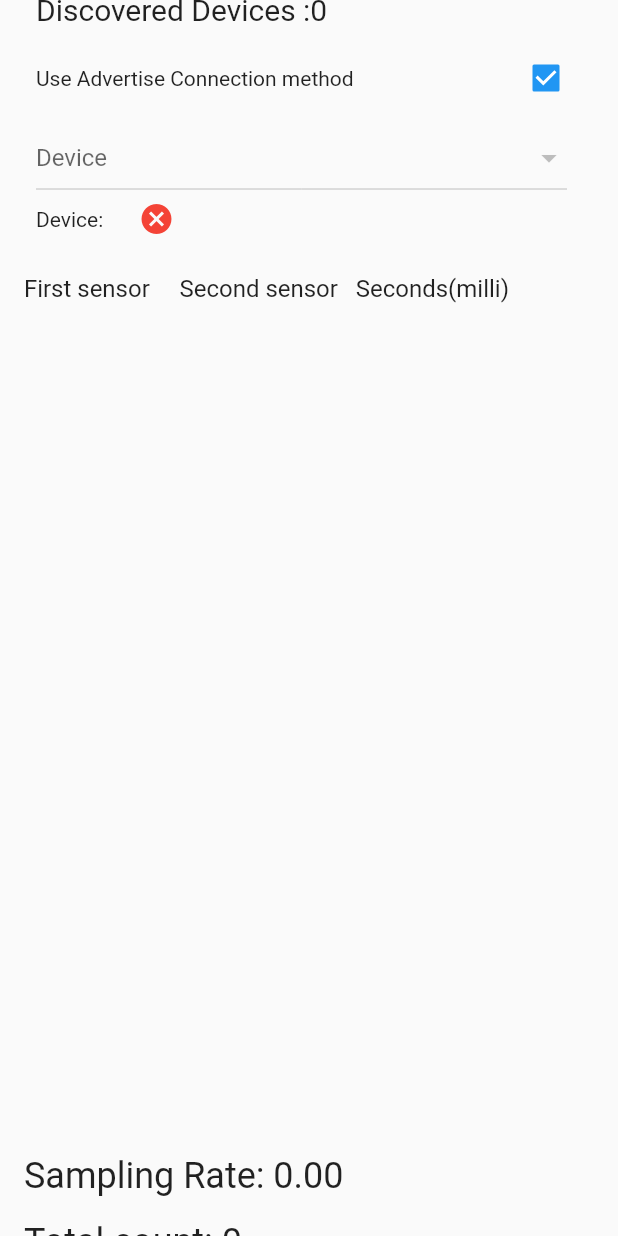
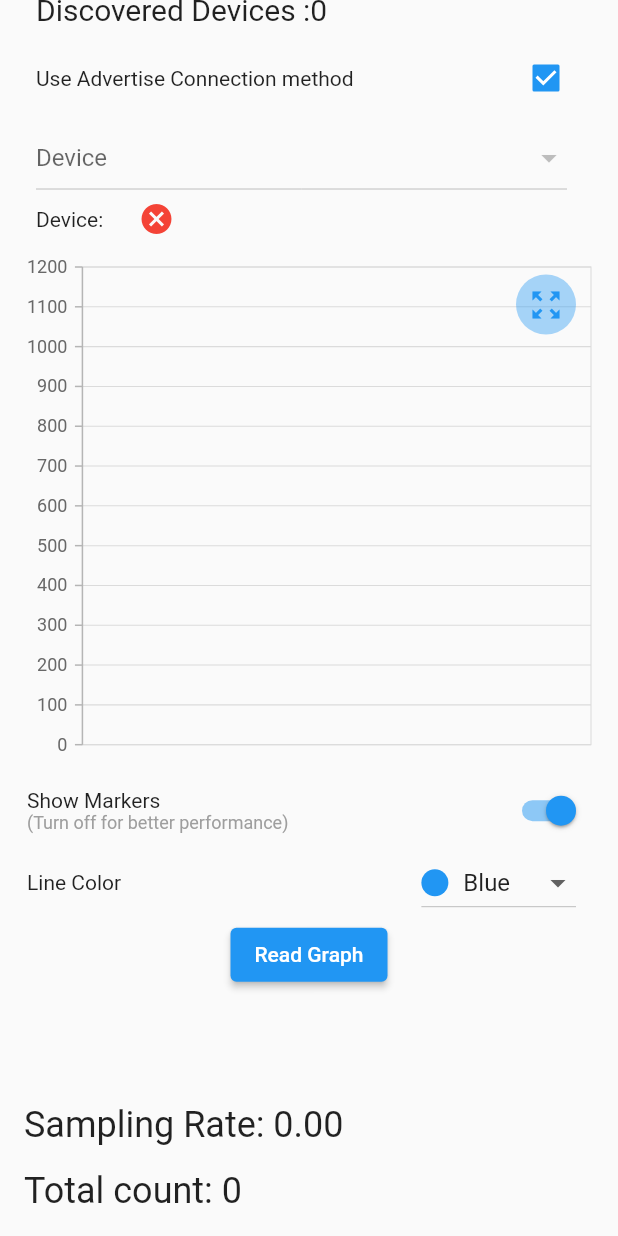
Before and after one commit to prathampatil933/bluetooth_ble, a Flutter app: the screen it shows after launch, scrolled down 71 dp, on a phone screen of 412 x 824 dp. Run offline on Flutter 3.47's test engine with Material 2 defaults, Android fonts, the phone set to English and light mode, and no system bars; our stand-ins replace flutter_blue_plus, permission_handler, syncfusion_flutter_charts.

Commit message:
Added Graph
Signed-off-by: Pratham Patil <pratham.patil@mitaoe.ac.in>

```diff
--- a/lib/main.dart
+++ b/lib/main.dart
@@ -1,5 +1,5 @@
 import 'package:bluetooth_ble/logic/provider/bluetooth_provider.dart';
-import 'package:bluetooth_ble/screens/homepage.dart';
+import 'package:bluetooth_ble/screens/home/homepage.dart';
 import 'package:flutter/material.dart';
 import 'package:provider/provider.dart';
 
--- /dev/null
+++ b/lib/model/datapoint.dart
@@ -0,0 +1,8 @@
+class DataPoint {
+  double xPoint;
+  double yPoint;
+  double yNewPoint;
+
+  DataPoint(
+      {required this.xPoint, required this.yPoint, required this.yNewPoint});
+}
--- /dev/null
+++ b/lib/screens/graph/graphwidget.dart
@@ -0,0 +1,409 @@
+import 'dart:async';
+import 'dart:convert';
+import 'dart:math';
+import 'dart:typed_data';
+
+import 'package:bluetooth_ble/logic/provider/bluetooth_provider.dart';
+import 'package:bluetooth_ble/model/datapoint.dart';
+import 'package:flutter/material.dart';
+import 'package:flutter/services.dart';
+import 'package:flutter_blue_plus/flutter_blue_plus.dart';
+import 'package:provider/provider.dart';
+import 'package:syncfusion_flutter_charts/charts.dart';
+
+class GraphWidget extends StatefulWidget {
+  const GraphWidget({
+    super.key,
+  });
+
+  @override
+  State<GraphWidget> createState() => _GraphWidgetState();
+}
+
+class _GraphWidgetState extends State<GraphWidget> {
+  StreamSubscription? streamSubscription;
+  ChartSeriesController? _chartSeriesController;
+  Color lineColor = Colors.blue;
+  GlobalKey chartKey = GlobalKey();
+  int count = 0;
+  Timer? timer;
+  bool showDataPoints = true;
+  bool isOn = false;
+  @override
+  void initState() {
+    super.initState();
+    initialize();
+  }
+
+  void initialize() {
+    // streamSubscription = Provider.of<BluetoothProvider>(context, listen: false)
+    //     .streamSubscription;
+    Provider.of<BluetoothProvider>(context, listen: false).clearValues();
+    // -------------------------------------------------
+    //  Experimental function to test
+    timer = Timer.periodic(const Duration(milliseconds: 500), (timer) {
+      // random number
+      int y = Random().nextInt(100);
+      updateChartData(DataPoint(
+          xPoint: count.toDouble(),
+          yPoint: y.toDouble(),
+          yNewPoint: (y + 100).toDouble()));
+    });
+  }
+
+  @override
+  void dispose() {
+    super.dispose();
+    streamSubscription?.cancel();
+    // BluetoothDataProvider.bluetoothDataProvider.clearDataPoints();
+    timer?.cancel();
+  }
+
+  void updateChartData(DataPoint dataPoint) {
+    Provider.of<BluetoothProvider>(context, listen: false)
+        .addDataPoint(dataPoint);
+    if (Provider.of<BluetoothProvider>(context, listen: false).values.length ==
+        100) {
+      Provider.of<BluetoothProvider>(context, listen: false).removeDataPoint(0);
+      _chartSeriesController?.updateDataSource(
+        addedDataIndexes: <int>[
+          Provider.of<BluetoothProvider>(context, listen: false).values.length -
+              1
+        ],
+        removedDataIndexes: <int>[0],
+      );
+    } else {
+      _chartSeriesController?.updateDataSource(
+        addedDataIndexes: <int>[
+          Provider.of<BluetoothProvider>(context, listen: false).values.length -
+              1
+        ],
+      );
+    }
+    count++;
+  }
+
+  Future<void> removePage() async {
+    if (!mounted) return;
+    // portrait
+    Navigator.pop(context);
+  }
+
+  @override
+  Widget build(BuildContext context) {
+    return LayoutBuilder(
+      builder: (context, constraints) {
+        return CustomScrollView(
+          slivers: [
+            SliverList(
+              delegate: SliverChildListDelegate(
+                [
+                  Column(
+                    children: [
+                      Stack(
+                        children: [
+                          buildChart(context, constraints),
+                          Align(
+                            alignment: Alignment.bottomRight,
+                            child: InkWell(
+                              onTap: () {
+                                // disable all ui
+                                // --------------------
+                                // Page route
+                                // Navigator.push(
+                                //   context,
+                                //   MaterialPageRoute(
+                                //     builder: (context) {
+                                //       return Scaffold(
+                                //         floatingActionButton:
+                                //             FloatingActionButton(
+                                //           backgroundColor: lineColor,
+                                //           elevation: 2,
+                                //           onPressed: () {
+                                //             Navigator.pop(context);
+                                //           },
+                                //           child: const Icon(
+                                //             Icons.close,
+                                //             color: Colors.white,
+                                //           ),
+                                //         ),
+                                //         floatingActionButtonLocation:
+                                //             FloatingActionButtonLocation
+                                //                 .endTop,
+                                //         body: Container(
+                                //           decoration: BoxDecoration(
+                                //               color: Colors.white,
+                                //               borderRadius:
+                                //                   BorderRadius.circular(10)),
+                                //           height: MediaQuery.of(context)
+                                //               .size
+                                //               .height,
+                                //           width: MediaQuery.of(context)
+                                //               .size
+                                //               .width,
+                                //           child: buildChart(
+                                //               context, constraints),
+                                //         ),
+                                //       );
+                                //     },
+                                //   ),
+                                // );
+                                showDialog(
+                                  context: context,
+                                  builder: (context) {
+                                    return OrientationBuilder(
+                                      builder: (context, orientation) {
+                                        return RotatedBox(
+                                          quarterTurns: orientation ==
+                                                  Orientation.portrait
+                                              ? 3
+                                              : 0,
+                                          child: Stack(
+                                            fit: StackFit.expand,
+                                            children: [
+                                              Container(
+                                                decoration: BoxDecoration(
+                                                    color: Colors.white,
+                                                    borderRadius:
+                                                        BorderRadius.circular(
+                                                            10)),
+                                                height: MediaQuery.of(context)
+                                                    .size
+                                                    .height,
+                                                width: MediaQuery.of(context)
+                                                    .size
+                                                    .width,
+                                                child: StatefulBuilder(
+                                                    key: chartKey,
+                                                    builder:
+                                                        (context, setState) {
+                                                      return buildChart(
+                                                          context, constraints);
+                                                    }),
+                                              ),
+                                              Positioned(
+                                                top: 20,
+                                                right: 20,
+                                                child: FloatingActionButton(
+                                                  backgroundColor: lineColor,
+                                                  elevation: 2,
+                                                  onPressed: () {
+                                                    Navigator.pop(context);
+                                                  },
+                                                  child: const Icon(
+                                                    Icons.close,
+                                                    color: Colors.white,
+                                                  ),
+                                                ),
+                                              ),
+                                            ],
+                                          ),
+                                        );
+                                      },
+                                    );
+                                  },
+                                ).then((value) {
+                                  setState(() {});
+                                });
+                              },
+                              child: Padding(
+                                padding: const EdgeInsets.symmetric(
+                                    horizontal: 20, vertical: 15),
+                                child: CircleAvatar(
+                                  backgroundColor: lineColor.withAlpha(100),
+                                  child: Icon(
+                                    Icons.zoom_out_map,
+                                    color: lineColor,
+                                  ),
+                                ),
+                              ),
+                            ),
+                          )
+                        ],
+                      ),
+                    ],
+                  ),
+                ],
+              ),
+            ),
+            SliverToBoxAdapter(
+              child: Container(
+                padding: const EdgeInsets.all(10),
+                child: Column(
+                  children: [
+                    Row(
+                      mainAxisAlignment: MainAxisAlignment.spaceBetween,
+                      children: [
+                        Column(
+                          crossAxisAlignment: CrossAxisAlignment.start,
+                          children: const [
+                            Text('Show Markers '),
+                            Text(
+                              '(Turn off for better performance)',
+                              style:
+                                  TextStyle(fontSize: 12, color: Colors.grey),
+                            )
+                          ],
+                        ),
+                        Switch(
+                          value: showDataPoints,
+                          onChanged: (value) {
+                            setState(() {
+                              showDataPoints = value;
+                            });
+                          },
+                        ),
+                      ],
+                    ),
+                    Row(
+                      children: [
+                        const Text('Line Color'),
+                        Spacer(),
+                        DropdownButton(
+                          value: lineColor,
+                          borderRadius: BorderRadius.circular(10),
+                          elevation: 2,
+                          dropdownColor: Colors.grey.shade100,
+                          selectedItemBuilder: (BuildContext context) {
+                            return <Widget>[
+                              colorWidget('Blue', Colors.blue),
+                              colorWidget('Red', Colors.red),
+                              colorWidget('Green', Colors.green),
+                              colorWidget('Orange', Colors.orange),
+                              colorWidget('Purple', Colors.purple),
+                            ];
+                          },
+                          items: <DropdownMenuItem>[
+                            DropdownMenuItem(
+                              value: Colors.blue,
+                              child: colorWidget('Blue', Colors.blue),
+                            ),
+                            DropdownMenuItem(
+                              value: Colors.red,
+                              child: colorWidget('Red', Colors.red),
+                            ),
+                            DropdownMenuItem(
+                              value: Colors.green,
+                              child: colorWidget('Green', Colors.green),
+                            ),
+                            DropdownMenuItem(
+                              value: Colors.orange,
+                              child: colorWidget('Orange', Colors.orange),
+                            ),
+                            DropdownMenuItem(
+                              value: Colors.purple,
+                              child: colorWidget('Purple', Colors.purple),
+                            ),
+                          ],
+                          onChanged: (value) {
+                            setState(() {
+                              lineColor = value;
+                            });
+                          },
+                        ),
+                        const SizedBox(
+                          width: 10,
+                        )
+                      ],
+                    ),
+                    ElevatedButton(
+                      onPressed: () {
+                        Provider.of<BluetoothProvider>(context, listen: false)
+                            .connectedDeviceStream
+                            ?.onData((data) {
+                          String stringData = utf8.decode(data);
+                          double? thirdPoint;
+                          if (stringData.split(" ").length > 2) {
+                            thirdPoint =
+                                double.tryParse(stringData.split(' ')[1]);
+                          }
+                          DataPoint dataPoint = DataPoint(
+                            xPoint:
+                                double.parse(stringData.split(" ").last) / 1000,
+                            yPoint: double.parse(stringData.split(" ").first),
+                            yNewPoint: thirdPoint ?? 100,
+                          );
+                          updateChartData(dataPoint);
+                          chartKey.currentState?.setState(() {});
+                        });
+                      },
+                      child: const Text('Read Graph'),
+                    )
+                  ],
+                ),
+              ),
+            )
+          ],
+        );
+      },
+    );
+  }
+
+  Widget colorWidget(String colorName, Color color) {
+    return Row(
+      mainAxisSize: MainAxisSize.min,
+      children: [
+        CircleAvatar(
+          maxRadius: 9,
+          backgroundColor: color,
+        ),
+        const SizedBox(
+          width: 10,
+        ),
+        Text('$colorName')
+      ],
+    );
+  }
+
+  Widget buildChart(BuildContext context, BoxConstraints constraints) {
+    return AspectRatio(
+      aspectRatio: constraints.maxWidth > 600
+          ? MediaQuery.of(context).size.aspectRatio
+          : 1.17,
+      child: SfCartesianChart(
+        primaryXAxis: NumericAxis(isVisible: false),
+        primaryYAxis: NumericAxis(
+          minimum: 0,
+          maximum: 1200,
+          interval: 100,
+        ),
+        series: <LineSeries<DataPoint, num>>[
+          LineSeries<DataPoint, num>(
+            width: 2,
+            xAxisName: 'Time',
+            yAxisName: 'Value2',
+            legendItemText: 'Value',
+            // dashArray: <double>[5, 5],
+            emptyPointSettings: EmptyPointSettings(
+              mode: EmptyPointMode.zero,
+            ),
+            color: Colors.black,
+            dataSource:
+                Provider.of<BluetoothProvider>(context, listen: false).values,
+            xValueMapper: (DataPoint data, _) => data.xPoint,
+            yValueMapper: (DataPoint data, _) => data.yNewPoint,
+            animationDuration: 0,
+          ),
+          LineSeries<DataPoint, num>(
+            onRendererCreated: (ChartSeriesController controller) {
+              _chartSeriesController = controller;
+            },
+            width: 2,
+            xAxisName: 'Time',
+            yAxisName: 'Value',
+            legendItemText: 'Value',
+            // dashArray: <double>[5, 5],
+            emptyPointSettings: EmptyPointSettings(
+              mode: EmptyPointMode.zero,
+            ),
+            dataSource:
+                Provider.of<BluetoothProvider>(context, listen: false).values,
+            xValueMapper: (DataPoint data, _) => data.xPoint,
+            yValueMapper: (DataPoint data, _) => data.yPoint,
+            animationDuration: 0,
+          ),
+        ],
+      ),
+    );
+  }
+}
--- a/lib/screens/homepage.dart
+++ b/lib/screens/home/homepage.dart
@@ -1,6 +1,8 @@
 import 'dart:convert';
 import 'dart:typed_data';
 
+import 'package:bluetooth_ble/model/datapoint.dart';
+import 'package:bluetooth_ble/screens/graph/graphwidget.dart';
 import 'package:flutter/material.dart';
 import 'package:bluetooth_ble/logic/provider/bluetooth_provider.dart';
 import 'package:permission_handler/permission_handler.dart';
@@ -215,29 +217,35 @@ class _BluetoothPageState extends State<BluetoothPage> {
                   //     return const SizedBox();
                   //   },
                   // ),
-
+                  //SECTION FOR THE DATAPOINT VIEWING
+                  // const SizedBox(
+                  //   height: 25,
+                  // ),
+                  // const Text(
+                  //   '  First sensor     Second sensor   Seconds(milli)',
+                  //   style: TextStyle(fontSize: 16),
+                  // ),
+                  // SizedBox(
+                  //   height: 550,
+                  //   child: ListView.builder(
+                  //     itemCount: provider.values.length,
+                  //     itemBuilder: (context, index) {
+                  //       return Padding(
+                  //         padding: const EdgeInsets.all(16.0),
+                  //         child: Text(
+                  //           provider.values[index],
+                  //           //style: const TextStyle(fontSize: 32),
+                  //           style: const TextStyle(fontSize: 16),
+                  //         ),
+                  //       );
+                  //     },
+                  //   ),
+                  // ),
+                  //GRAPH
                   const SizedBox(
-                    height: 25,
+                    height: 10,
                   ),
-                  const Text(
-                    '  First sensor     Second sensor   Seconds(milli)',
-                    style: TextStyle(fontSize: 16),
-                  ),
-                  SizedBox(
-                    height: 550,
-                    child: ListView.builder(
-                      itemCount: provider.values.length,
-                      itemBuilder: (context, index) {
-                        return Padding(
-                          padding: const EdgeInsets.all(16.0),
-                          child: Text(
-                            provider.values[index],
-                            style: const TextStyle(fontSize: 32),
-                          ),
-                        );
-                      },
-                    ),
-                  ),
+                  const SizedBox(height: 550, child: GraphWidget()),
                   const SizedBox(
                     height: 10,
                   ),
@@ -257,7 +265,7 @@ class _BluetoothPageState extends State<BluetoothPage> {
                           'Total count: ${provider.rawValues.length}',
                           style: const TextStyle(fontSize: 24),
                         ),
-                      )
+                      ),
                     ],
                   )
                 ],
--- a/pubspec.yaml
+++ b/pubspec.yaml
@@ -38,6 +38,7 @@ dependencies:
   flutter_blue_plus: ^1.5.2
   provider: ^6.0.5
   permission_handler: ^10.3.0
+  syncfusion_flutter_charts: ^22.1.34
 
 dev_dependencies:
   flutter_test:
```
Also changed, not shown: lib/logic/provider/bluetooth_provider.dart (+17 -10 lines), pubspec.lock.
